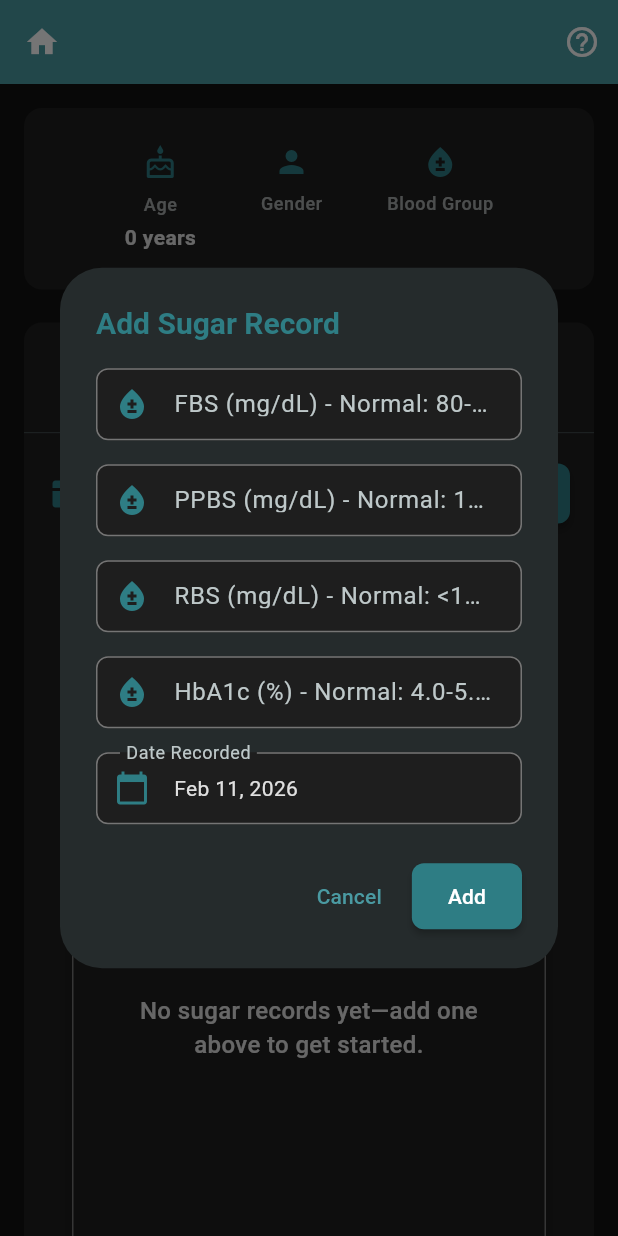
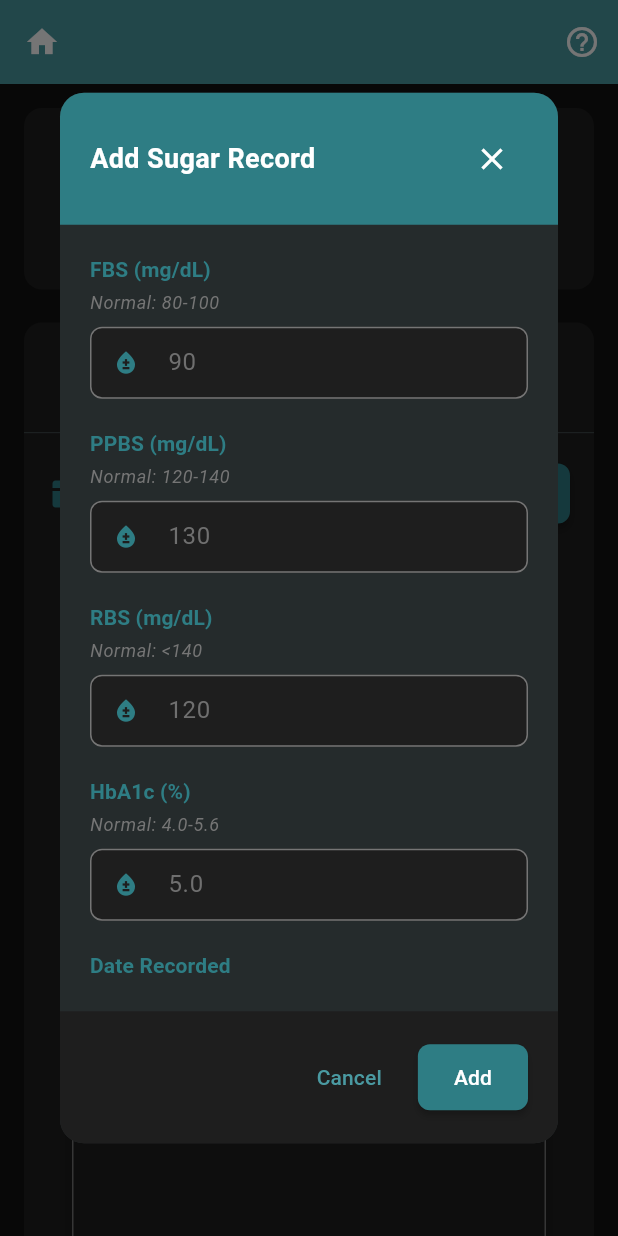
Before and after one commit to ananyaakamat/health_records_app, a Flutter app: the ProfileDetailScreen screen opened directly with empty values, after a tap on "Add Record", on a phone screen of 412 x 824 dp. Run offline on Flutter 3.47's test engine with Material 3 defaults, Android fonts, the phone set to English and light mode, and no system bars; our stand-ins replace fl_chart, flutter_riverpod, flutter_secure_storage, local_auth, permission_handler, share_plus and 2 more; missing offline and left inert: encrypt, workmanager; accounts and stored records are empty; statements that could not run were skipped.

Commit message:
Fix Sugar edit screen layout - match Lipid Profile pattern with scrollable form

```diff
--- a/lib/presentation/widgets/sugar_record_form_dialog.dart
+++ b/lib/presentation/widgets/sugar_record_form_dialog.dart
@@ -1,6 +1,7 @@
 import 'package:flutter/material.dart';
 import 'package:intl/intl.dart';
 import '../../data/models/sugar_record.dart';
+import '../../core/utils/decimal_input_formatter.dart';
 
 class SugarRecordFormDialog extends StatefulWidget {
   final int profileId;
@@ -77,9 +78,15 @@ class _SugarRecordFormDialogState extends State<SugarRecordFormDialog> {
       final record = SugarRecord(
         id: widget.record?.id,
         profileId: widget.profileId,
-        fbs: _fbsController.text.isEmpty ? null : double.parse(_fbsController.text),
-        ppbs: _ppbsController.text.isEmpty ? null : double.parse(_ppbsController.text),
-        rbs: _rbsController.text.isEmpty ? null : double.parse(_rbsController.text),
+        fbs: _fbsController.text.isEmpty
+            ? null
+            : double.parse(_fbsController.text),
+        ppbs: _ppbsController.text.isEmpty
+            ? null
+            : double.parse(_ppbsController.text),
+        rbs: _rbsController.text.isEmpty
+            ? null
+            : double.parse(_rbsController.text),
         hba1c: double.parse(_hba1cController.text),
         recordDate: _selectedDate,
       );
@@ -88,134 +95,223 @@ class _SugarRecordFormDialogState extends State<SugarRecordFormDialog> {
     }
   }
 
-  @override
-  Widget build(BuildContext context) {
-    return AlertDialog(
-      title: Text(
-        widget.record == null ? 'Add Sugar Record' : 'Edit Sugar Record',
-        style: const TextStyle(
-            color: Color(0xFF2E7D84), fontWeight: FontWeight.bold),
+  Widget _buildTextField({
+    required String fieldName,
+    required String normalRange,
+    required String hint,
+    required TextEditingController controller,
+    required String validatorMessage,
+    double? minValue,
+    double? maxValue,
+    bool isOptional = false,
+  }) {
+    return Column(
+      crossAxisAlignment: CrossAxisAlignment.start,
+      children: [
+        // Field name on one line
+        Text(
+          fieldName,
+          style: Theme.of(context).textTheme.titleSmall?.copyWith(
+                fontWeight: FontWeight.w600,
+                color: const Color(0xFF2E7D84),
               ),
-      content: SizedBox(
-        width: MediaQuery.of(context).size.width * 0.9,
-        child: Form(
-          key: _formKey,
-          child: Column(
-            mainAxisSize: MainAxisSize.min,
-            children: [
+        ),
+        const SizedBox(height: 4),
+        // Normal range on second line
+        Text(
+          'Normal: $normalRange',
+          style: Theme.of(context).textTheme.bodySmall?.copyWith(
+                color: Colors.grey[600],
+                fontStyle: FontStyle.italic,
+              ),
+        ),
+        const SizedBox(height: 8),
+        // Input field on third line
         TextFormField(
-                controller: _fbsController,
-                keyboardType:
-                    const TextInputType.numberWithOptions(decimal: true),
-                decoration: const InputDecoration(
-                  labelText: 'FBS (mg/dL) - Normal: 80-100',
-                  hintText: 'Enter Fasting Blood Sugar',
-                  prefixIcon: Icon(Icons.bloodtype, color: Color(0xFF2E7D84)),
+          controller: controller,
+          keyboardType: const TextInputType.numberWithOptions(decimal: true),
+          inputFormatters: [
+            DecimalInputFormatter(decimalDigits: 1),
+          ],
+          decoration: InputDecoration(
+            hintText: hint,
+            prefixIcon: const Icon(Icons.bloodtype, color: Color(0xFF2E7D84)),
+            isDense: true,
+            contentPadding:
+                const EdgeInsets.symmetric(horizontal: 12, vertical: 12),
           ),
           validator: (value) {
-                  if (value != null && value.isNotEmpty) {
-                    final fbs = double.tryParse(value);
-                    if (fbs == null || fbs <= 0) {
-                      return 'Please enter a valid FBS value';
+            if (value == null || value.isEmpty) {
+              return isOptional ? null : validatorMessage;
             }
-                    if (fbs > 500) {
-                      return 'FBS value seems too high';
+            final val = double.tryParse(value);
+            if (val == null || val <= 0) {
+              return 'Please enter a valid value';
             }
+            if (minValue != null && val < minValue) {
+              return 'Value should be at least $minValue';
+            }
+            if (maxValue != null && val > maxValue) {
+              return 'Value should not exceed $maxValue';
             }
             return null;
           },
         ),
-              const SizedBox(height: 16),
-              TextFormField(
+      ],
+    );
+  }
+
+  @override
+  Widget build(BuildContext context) {
+    return Dialog(
+      shape: RoundedRectangleBorder(borderRadius: BorderRadius.circular(16)),
+      child: Container(
+        width: MediaQuery.of(context).size.width * 0.95,
+        constraints: BoxConstraints(
+          maxHeight: MediaQuery.of(context).size.height * 0.85,
+        ),
+        child: Column(
+          mainAxisSize: MainAxisSize.min,
+          children: [
+            // Title bar
+            Container(
+              padding: const EdgeInsets.all(20),
+              decoration: const BoxDecoration(
+                color: Color(0xFF2E7D84),
+                borderRadius: BorderRadius.only(
+                  topLeft: Radius.circular(16),
+                  topRight: Radius.circular(16),
+                ),
+              ),
+              child: Row(
+                children: [
+                  Expanded(
+                    child: Text(
+                      widget.record == null
+                          ? 'Add Sugar Record'
+                          : 'Edit Sugar Record',
+                      style: const TextStyle(
+                        color: Colors.white,
+                        fontWeight: FontWeight.bold,
+                        fontSize: 18,
+                      ),
+                    ),
+                  ),
+                  IconButton(
+                    icon: const Icon(Icons.close, color: Colors.white),
+                    onPressed: () => Navigator.of(context).pop(),
+                  ),
+                ],
+              ),
+            ),
+            // Form content
+            Expanded(
+              child: Padding(
+                padding: const EdgeInsets.all(20),
+                child: Form(
+                  key: _formKey,
+                  child: SingleChildScrollView(
+                    child: Column(
+                      mainAxisSize: MainAxisSize.min,
+                      children: [
+                        _buildTextField(
+                          fieldName: 'FBS (mg/dL)',
+                          normalRange: '80-100',
+                          hint: '90',
+                          controller: _fbsController,
+                          validatorMessage: 'Please enter FBS value',
+                          minValue: 20,
+                          maxValue: 500,
+                          isOptional: true,
+                        ),
+                        const SizedBox(height: 20),
+                        _buildTextField(
+                          fieldName: 'PPBS (mg/dL)',
+                          normalRange: '120-140',
+                          hint: '130',
                           controller: _ppbsController,
-                keyboardType:
-                    const TextInputType.numberWithOptions(decimal: true),
-                decoration: const InputDecoration(
-                  labelText: 'PPBS (mg/dL) - Normal: 120-140',
-                  hintText: 'Enter Post-Prandial Blood Sugar',
-                  prefixIcon: Icon(Icons.bloodtype, color: Color(0xFF2E7D84)),
+                          validatorMessage: 'Please enter PPBS value',
+                          minValue: 40,
+                          maxValue: 500,
+                          isOptional: true,
                         ),
-                validator: (value) {
-                  if (value != null && value.isNotEmpty) {
-                    final ppbs = double.tryParse(value);
-                    if (ppbs == null || ppbs <= 0) {
-                      return 'Please enter a valid PPBS value';
-                    }
-                    if (ppbs > 500) {
-                      return 'PPBS value seems too high';
-                    }
-                  }
-                  return null;
-                },
+                        const SizedBox(height: 20),
+                        _buildTextField(
+                          fieldName: 'RBS (mg/dL)',
+                          normalRange: '<140',
+                          hint: '120',
+                          controller: _rbsController,
+                          validatorMessage: 'Please enter RBS value',
+                          minValue: 40,
+                          maxValue: 500,
+                          isOptional: true,
                         ),
-              const SizedBox(height: 16),
-              TextFormField(
-                controller: _rbsController,
-                keyboardType:
-                    const TextInputType.numberWithOptions(decimal: true),
-                decoration: const InputDecoration(
-                  labelText: 'RBS (mg/dL) - Normal: <140',
-                  hintText: 'Enter Random Blood Sugar',
-                  prefixIcon: Icon(Icons.bloodtype, color: Color(0xFF2E7D84)),
+                        const SizedBox(height: 20),
+                        _buildTextField(
+                          fieldName: 'HbA1c (%)',
+                          normalRange: '4.0-5.6',
+                          hint: '5.0',
+                          controller: _hba1cController,
+                          validatorMessage: 'Please enter HbA1c value',
+                          minValue: 3,
+                          maxValue: 20,
+                          isOptional: false,
                         ),
-                validator: (value) {
-                  if (value != null && value.isNotEmpty) {
-                    final rbs = double.tryParse(value);
-                    if (rbs == null || rbs <= 0) {
-                      return 'Please enter a valid RBS value';
-                    }
-                    if (rbs > 500) {
-                      return 'RBS value seems too high';
-                    }
-                  }
-                  return null;
-                },
+                        const SizedBox(height: 20),
+                        Column(
+                          crossAxisAlignment: CrossAxisAlignment.start,
+                          children: [
+                            Text(
+                              'Date Recorded',
+                              style: Theme.of(context)
+                                  .textTheme
+                                  .titleSmall
+                                  ?.copyWith(
+                                    fontWeight: FontWeight.w600,
+                                    color: const Color(0xFF2E7D84),
                                   ),
-              const SizedBox(height: 16),
-              TextFormField(
-                controller: _hba1cController,
-                keyboardType:
-                    const TextInputType.numberWithOptions(decimal: true),
-                decoration: const InputDecoration(
-                  labelText: 'HbA1c (%) - Normal: 4.0-5.6%',
-                  hintText: 'Enter HbA1c percentage',
-                  prefixIcon: Icon(Icons.bloodtype, color: Color(0xFF2E7D84)),
                             ),
-                validator: (value) {
-                  if (value == null || value.isEmpty) {
-                    return 'Please enter HbA1c value';
-                  }
-                  final hba1c = double.tryParse(value);
-                  if (hba1c == null || hba1c <= 0) {
-                    return 'Please enter a valid HbA1c value';
-                  }
-                  if (hba1c > 20) {
-                    return 'HbA1c value seems too high';
-                  }
-                  return null;
-                },
-              ),
-              const SizedBox(height: 16),
+                            const SizedBox(height: 8),
                             InkWell(
                               onTap: _selectDate,
                               child: InputDecorator(
                                 decoration: const InputDecoration(
-                    labelText: 'Date Recorded',
-                    prefixIcon:
-                        Icon(Icons.calendar_today, color: Color(0xFF2E7D84)),
+                                  prefixIcon: Icon(Icons.calendar_today,
+                                      color: Color(0xFF2E7D84)),
+                                  isDense: true,
+                                  contentPadding: EdgeInsets.symmetric(
+                                      horizontal: 12, vertical: 12),
                                 ),
-                  child: Text(DateFormat('MMM dd, yyyy').format(_selectedDate)),
+                                child: Text(DateFormat('MMM dd, yyyy')
+                                    .format(_selectedDate)),
                               ),
+                            ),
+                          ],
                         ),
                       ],
                     ),
                   ),
                 ),
-      actions: [
+              ),
+            ),
+            // Action buttons
+            Container(
+              padding: const EdgeInsets.all(20),
+              decoration: BoxDecoration(
+                color: Theme.of(context).colorScheme.surface,
+                borderRadius: const BorderRadius.only(
+                  bottomLeft: Radius.circular(16),
+                  bottomRight: Radius.circular(16),
+                ),
+              ),
+              child: Row(
+                mainAxisAlignment: MainAxisAlignment.end,
+                children: [
                   TextButton(
                     onPressed: () => Navigator.of(context).pop(),
                     child: const Text('Cancel'),
                   ),
+                  const SizedBox(width: 12),
                   ElevatedButton(
                     onPressed: _save,
                     style: ElevatedButton.styleFrom(
@@ -225,6 +321,11 @@ class _SugarRecordFormDialogState extends State<SugarRecordFormDialog> {
                     child: Text(widget.record == null ? 'Add' : 'Update'),
                   ),
                 ],
+              ),
+            ),
+          ],
+        ),
+      ),
     );
   }
 }
```
Lines whose indentation alone changed are shown as unchanged.
